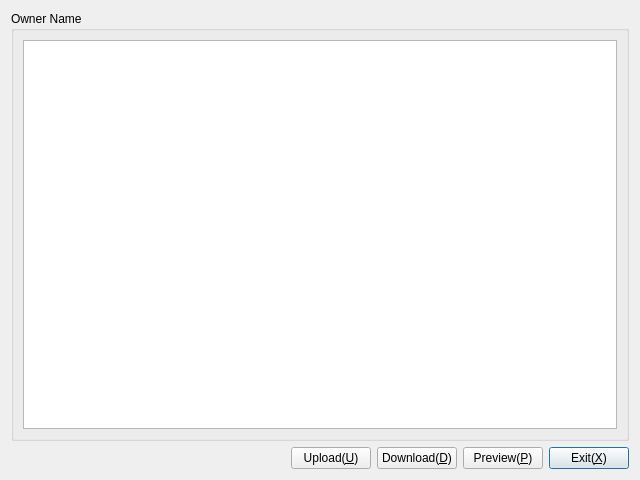
Qt form regbclt/ui/MediaManageDlg.ui (samwellzuk/regbook) before a commit.
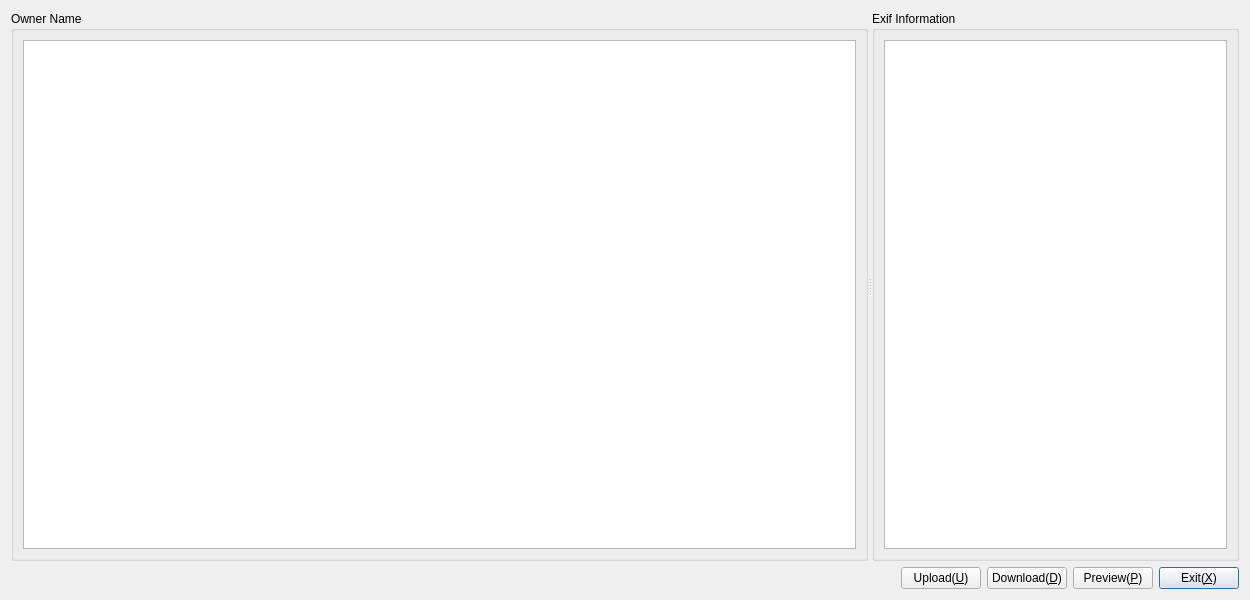
The same form after that commit.

What changed in the file:
```diff
--- a/regbclt/ui/MediaManageDlg.ui
+++ b/regbclt/ui/MediaManageDlg.ui
@@ -6,16 +6,32 @@
    <rect>
     <x>0</x>
     <y>0</y>
-    <width>640</width>
-    <height>480</height>
+    <width>1250</width>
+    <height>600</height>
    </rect>
   </property>
   <property name="windowTitle">
    <string>Media Manage</string>
   </property>
-  <layout class="QVBoxLayout" name="verticalLayout_2">
+  <layout class="QVBoxLayout" name="verticalLayout_3">
    <item>
-    <widget class="QGroupBox" name="groupBox">
+    <widget class="QSplitter" name="splitter">
+     <property name="sizePolicy">
+      <sizepolicy hsizetype="Expanding" vsizetype="Expanding">
+       <horstretch>0</horstretch>
+       <verstretch>0</verstretch>
+      </sizepolicy>
+     </property>
+     <property name="orientation">
+      <enum>Qt::Horizontal</enum>
+     </property>
+     <widget class="QGroupBox" name="ownerGbox">
+      <property name="sizePolicy">
+       <sizepolicy hsizetype="Expanding" vsizetype="Preferred">
+        <horstretch>7</horstretch>
+        <verstretch>0</verstretch>
+       </sizepolicy>
+      </property>
      <property name="title">
       <string>Owner Name</string>
      </property>
@@ -34,6 +50,27 @@
        </widget>
       </item>
      </layout>
+     </widget>
+     <widget class="QGroupBox" name="exifGbox">
+      <property name="sizePolicy">
+       <sizepolicy hsizetype="Expanding" vsizetype="Preferred">
+        <horstretch>3</horstretch>
+        <verstretch>0</verstretch>
+       </sizepolicy>
+      </property>
+      <property name="title">
+       <string>Exif Information</string>
+      </property>
+      <layout class="QVBoxLayout" name="verticalLayout_2">
+       <item>
+        <widget class="QTextEdit" name="exifText">
+         <property name="readOnly">
+          <bool>true</bool>
+         </property>
+        </widget>
+       </item>
+      </layout>
+     </widget>
     </widget>
    </item>
    <item>
```
Left out of the diff: 6 changed lines with no effect on the pictures. Lines whose indentation alone changed are shown as unchanged.
